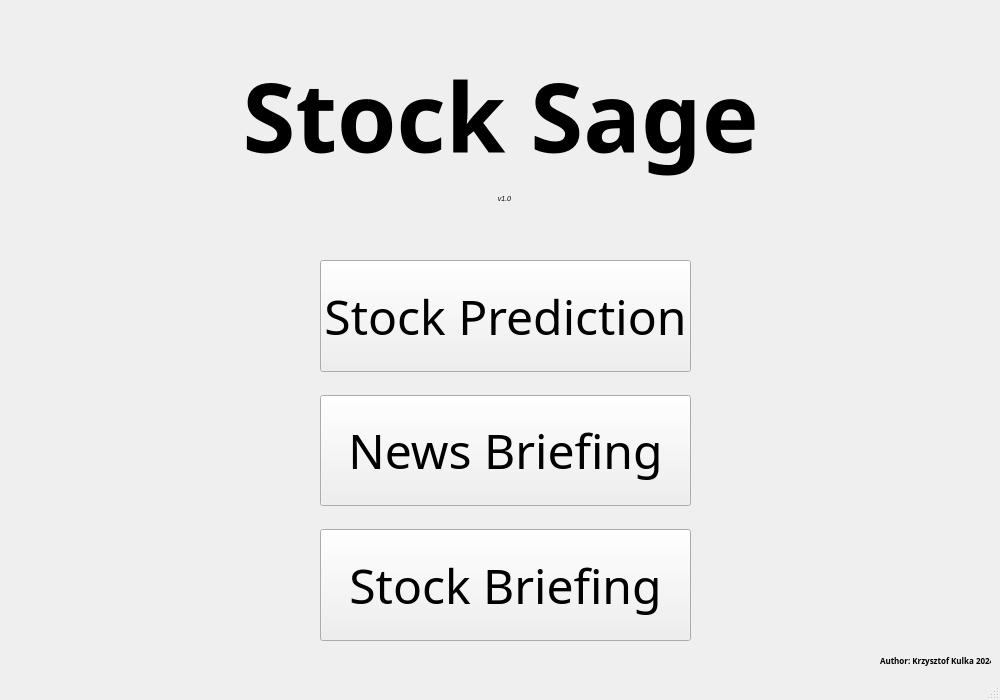
coolka1234/Stock-Sage, file NewsBriefing.ui: the form before one commit.
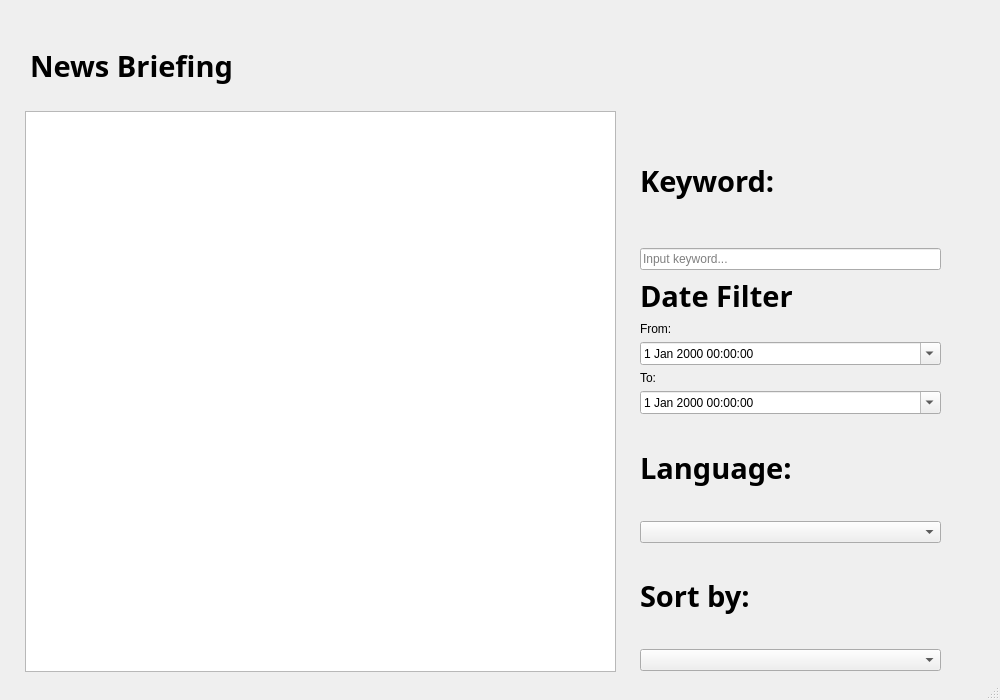
The form after the commit. Icons and pictures are not drawn.

Diff of the .ui file:
```diff
--- a/NewsBriefing.ui
+++ b/NewsBriefing.ui
@@ -39,21 +39,21 @@
    <widget class="QLabel" name="labelTitle">
     <property name="geometry">
      <rect>
-      <x>10</x>
+      <x>30</x>
       <y>30</y>
-      <width>981</width>
-      <height>171</height>
+      <width>211</width>
+      <height>71</height>
      </rect>
     </property>
     <property name="font">
      <font>
       <family>Verdana Pro Cond Semibold</family>
-      <pointsize>72</pointsize>
+      <pointsize>22</pointsize>
       <bold>true</bold>
      </font>
     </property>
     <property name="text">
-     <string>Stock Sage</string>
+     <string>News Briefing</string>
     </property>
     <property name="textFormat">
      <enum>Qt::TextFormat::AutoText</enum>
@@ -62,137 +62,176 @@
      <bool>false</bool>
     </property>
     <property name="alignment">
-     <set>Qt::AlignmentFlag::AlignCenter</set>
+     <set>Qt::AlignmentFlag::AlignLeading|Qt::AlignmentFlag::AlignLeft|Qt::AlignmentFlag::AlignVCenter</set>
     </property>
    </widget>
-   <widget class="QLabel" name="label">
+   <widget class="QListWidget" name="listWidgetNews">
     <property name="geometry">
      <rect>
-      <x>880</x>
-      <y>650</y>
-      <width>111</width>
-      <height>21</height>
+      <x>25</x>
+      <y>111</y>
+      <width>591</width>
+      <height>561</height>
      </rect>
-    </property>
-    <property name="font">
-     <font>
-      <family>Yu Gothic UI Semibold</family>
-      <pointsize>6</pointsize>
-      <italic>false</italic>
-      <bold>true</bold>
-     </font>
-    </property>
-    <property name="text">
-     <string>Author: Krzysztof Kulka 2024</string>
-    </property>
-   </widget>
-   <widget class="QLabel" name="label_2">
-    <property name="geometry">
-     <rect>
-      <x>480</x>
-      <y>190</y>
-      <width>49</width>
-      <height>16</height>
-     </rect>
-    </property>
-    <property name="font">
-     <font>
-      <pointsize>5</pointsize>
-      <italic>true</italic>
-     </font>
-    </property>
-    <property name="text">
-     <string>v1.0</string>
-    </property>
-    <property name="alignment">
-     <set>Qt::AlignmentFlag::AlignCenter</set>
     </property>
    </widget>
    <widget class="QWidget" name="">
     <property name="geometry">
      <rect>
-      <x>310</x>
-      <y>250</y>
-      <width>391</width>
-      <height>401</height>
+      <x>640</x>
+      <y>120</y>
+      <width>301</width>
+      <height>551</height>
      </rect>
     </property>
-    <layout class="QVBoxLayout" name="verticalLayout">
-     <property name="spacing">
-      <number>23</number>
-     </property>
-     <property name="sizeConstraint">
-      <enum>QLayout::SizeConstraint::SetNoConstraint</enum>
-     </property>
-     <property name="leftMargin">
-      <number>10</number>
-     </property>
-     <property name="topMargin">
-      <number>10</number>
-     </property>
-     <property name="rightMargin">
-      <number>10</number>
-     </property>
-     <property name="bottomMargin">
-      <number>10</number>
-     </property>
+    <layout class="QVBoxLayout" name="verticalLayout_4">
      <item>
-      <widget class="QPushButton" name="pushButtonStockPrediction">
-       <property name="sizePolicy">
-        <sizepolicy hsizetype="Minimum" vsizetype="Minimum">
-         <horstretch>0</horstretch>
-         <verstretch>0</verstretch>
-        </sizepolicy>
-       </property>
+      <widget class="QLabel" name="labelTitle_2">
        <property name="font">
         <font>
-         <family>Bahnschrift Condensed</family>
-         <pointsize>36</pointsize>
+         <family>Verdana Pro Cond Semibold</family>
+         <pointsize>22</pointsize>
+         <bold>true</bold>
         </font>
        </property>
        <property name="text">
-        <string>Stock Prediction</string>
+        <string>Keyword:</string>
        </property>
-      </widget>
-     </item>
-     <item>
-      <widget class="QPushButton" name="pushButtonNewsBriefing">
-       <property name="sizePolicy">
-        <sizepolicy hsizetype="Minimum" vsizetype="Minimum">
-         <horstretch>0</horstretch>
-         <verstretch>0</verstretch>
-        </sizepolicy>
+       <property name="textFormat">
+        <enum>Qt::TextFormat::AutoText</enum>
        </property>
-       <property name="font">
-        <font>
-         <family>Bahnschrift Condensed</family>
-         <pointsize>36</pointsize>
-        </font>
+       <property name="scaledContents">
+        <bool>false</bool>
        </property>
-       <property name="text">
-        <string>News Briefing</string>
-       </property>
       </widget>
      </item>
      <item>
-      <widget class="QPushButton" name="pushButtonStockBriefing">
-       <property name="sizePolicy">
-        <sizepolicy hsizetype="Minimum" vsizetype="Minimum">
-         <horstretch>0</horstretch>
-         <verstretch>0</verstretch>
-        </sizepolicy>
+      <widget class="QLineEdit" name="lineEditKeywoardInput">
+       <property name="placeholderText">
+        <string>Input keyword...</string>
        </property>
-       <property name="font">
-        <font>
-         <family>Bahnschrift Condensed</family>
-         <pointsize>36</pointsize>
-        </font>
-       </property>
-       <property name="text">
-        <string>Stock Briefing</string>
-       </property>
       </widget>
      </item>
+     <item>
+      <layout class="QVBoxLayout" name="verticalLayout">
+       <item>
+        <widget class="QLabel" name="labelTitle_3">
+         <property name="font">
+          <font>
+           <family>Verdana Pro Cond Semibold</family>
+           <pointsize>22</pointsize>
+           <bold>true</bold>
+          </font>
+         </property>
+         <property name="text">
+          <string>Date Filter</string>
+         </property>
+         <property name="textFormat">
+          <enum>Qt::TextFormat::AutoText</enum>
+         </property>
+         <property name="scaledContents">
+          <bool>false</bool>
+         </property>
+        </widget>
+       </item>
+       <item>
+        <widget class="QLabel" name="labelFrom">
+         <property name="text">
+          <string>From:</string>
+         </property>
+        </widget>
+       </item>
+       <item>
+        <widget class="QDateTimeEdit" name="dateTimeEditFrom">
+         <property name="calendarPopup">
+          <bool>true</bool>
+         </property>
+        </widget>
+       </item>
+       <item>
+        <widget class="QLabel" name="labelTo">
+         <property name="text">
+          <string>To:</string>
+         </property>
+        </widget>
+       </item>
+       <item>
+        <widget class="QDateTimeEdit" name="dateTimeEditTo">
+         <property name="calendarPopup">
+          <bool>true</bool>
+         </property>
+        </widget>
+       </item>
+      </layout>
+     </item>
+     <item>
+      <layout class="QVBoxLayout" name="verticalLayout_3">
+       <item>
+        <widget class="QLabel" name="labelTitleLanguage">
+         <property name="font">
+          <font>
+           <family>Verdana Pro Cond Semibold</family>
+           <pointsize>22</pointsize>
+           <bold>true</bold>
+          </font>
+         </property>
+         <property name="text">
+          <string>Language:</string>
+         </property>
+         <property name="textFormat">
+          <enum>Qt::TextFormat::AutoText</enum>
+         </property>
+         <property name="scaledContents">
+          <bool>false</bool>
+         </property>
+        </widget>
+       </item>
+       <item>
+        <widget class="QComboBox" name="comboBox">
+         <property name="placeholderText">
+          <string>Select language...</string>
+         </property>
+        </widget>
+       </item>
+      </layout>
+     </item>
+     <item>
+      <layout class="QVBoxLayout" name="verticalLayout_2">
+       <item>
+        <widget class="QLabel" name="labelTitleLanguage_2">
+         <property name="sizePolicy">
+          <sizepolicy hsizetype="Preferred" vsizetype="Preferred">
+           <horstretch>6</horstretch>
+           <verstretch>7</verstretch>
+          </sizepolicy>
+         </property>
+         <property name="font">
+          <font>
+           <family>Verdana Pro Cond Semibold</family>
+           <pointsize>22</pointsize>
+           <bold>true</bold>
+          </font>
+         </property>
+         <property name="text">
+          <string>Sort by:</string>
+         </property>
+         <property name="textFormat">
+          <enum>Qt::TextFormat::AutoText</enum>
+         </property>
+         <property name="scaledContents">
+          <bool>false</bool>
+         </property>
+        </widget>
+       </item>
+       <item>
+        <widget class="QComboBox" name="comboBox_2">
+         <property name="placeholderText">
+          <string>Select sorting method...</string>
+         </property>
+        </widget>
+       </item>
+      </layout>
+     </item>
     </layout>
    </widget>
   </widget>
```
Left out of the diff: 2 changed lines with no effect on the pictures.
